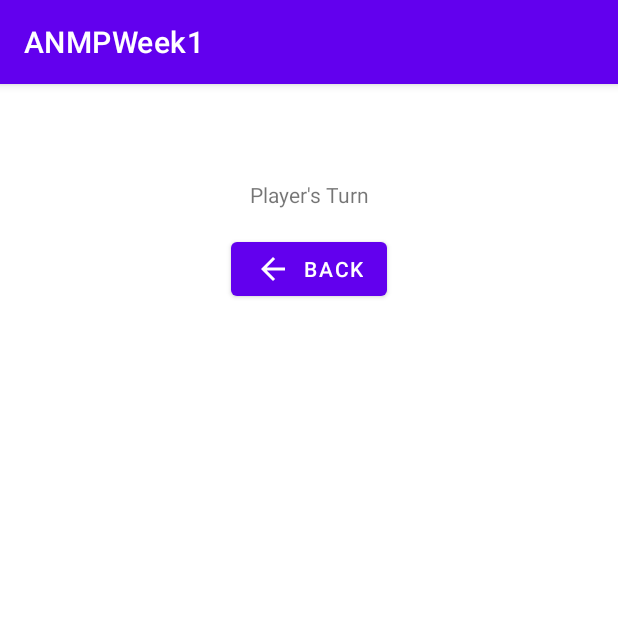
After one commit to baumkuchenn/ANMPWeek1, an Android app: the fragment GameFragment shown on its own in the app's theme, on a phone screen of 412 x 824 dp, the top half of it. The commit adds this screen. Run offline under Robolectric (Android 15) with nearby library versions, the phone set to English and light mode, and no system bars.

Commit message:
Tambah : + Fragment main dan layout + Navigation (on progress)

```diff
--- a/app/build.gradle.kts
+++ b/app/build.gradle.kts
@@ -1,6 +1,7 @@
 plugins {
     id("com.android.application")
     id("org.jetbrains.kotlin.android")
+    id("androidx.navigation.safeargs.kotlin")
 }
 
 android {
@@ -44,6 +45,8 @@ dependencies {
     implementation("androidx.appcompat:appcompat:1.6.1")
     implementation("com.google.android.material:material:1.11.0")
     implementation("androidx.constraintlayout:constraintlayout:2.1.4")
+    implementation("androidx.navigation:navigation-fragment-ktx:2.5.3")
+    implementation("androidx.navigation:navigation-ui-ktx:2.5.3")
     testImplementation("junit:junit:4.13.2")
     androidTestImplementation("androidx.test.ext:junit:1.1.5")
     androidTestImplementation("androidx.test.espresso:espresso-core:3.5.1")
--- /dev/null
+++ b/app/src/main/java/com/misoramen/anmpweek1/GameFragment.kt
@@ -0,0 +1,24 @@
+package com.misoramen.anmpweek1
+
+import android.os.Bundle
+import androidx.fragment.app.Fragment
+import android.view.LayoutInflater
+import android.view.View
+import android.view.ViewGroup
+import com.misoramen.anmpweek1.databinding.FragmentGameBinding
+
+class GameFragment : Fragment() {
+    private lateinit var binding: FragmentGameBinding
+    override fun onCreateView(
+        inflater: LayoutInflater, container: ViewGroup?,
+        savedInstanceState: Bundle?
+    ): View? {
+        // Inflate the layout for this fragment
+        binding = FragmentGameBinding.inflate(inflater, container, false)
+        return binding.root
+    }
+
+    override fun onViewCreated(view: View, savedInstanceState: Bundle?) {
+        super.onViewCreated(view, savedInstanceState)
+    }
+}
--- /dev/null
+++ b/app/src/main/res/drawable/baseline_arrow_back_24.xml
@@ -0,0 +1,5 @@
+<vector android:autoMirrored="true" android:height="24dp"
+    android:tint="#000000" android:viewportHeight="24"
+    android:viewportWidth="24" android:width="24dp" xmlns:android="http://schemas.android.com/apk/res/android">
+    <path android:fillColor="@android:color/white" android:pathData="M20,11H7.83l5.59,-5.59L12,4l-8,8 8,8 1.41,-1.41L7.83,13H20v-2z"/>
+</vector>
--- /dev/null
+++ b/app/src/main/res/layout/fragment_game.xml
@@ -0,0 +1,39 @@
+<?xml version="1.0" encoding="utf-8"?>
+<FrameLayout xmlns:android="http://schemas.android.com/apk/res/android"
+    xmlns:app="http://schemas.android.com/apk/res-auto"
+    xmlns:tools="http://schemas.android.com/tools"
+    android:layout_width="match_parent"
+    android:layout_height="match_parent"
+    tools:context=".GameFragment">
+
+    <androidx.constraintlayout.widget.ConstraintLayout
+        android:layout_width="match_parent"
+        android:layout_height="match_parent">
+
+        <TextView
+            android:id="@+id/textViewTurn"
+            android:layout_width="0dp"
+            android:layout_height="wrap_content"
+            android:layout_marginStart="32dp"
+            android:layout_marginTop="64dp"
+            android:layout_marginEnd="32dp"
+            android:text="Player's Turn"
+            android:textAlignment="center"
+            app:layout_constraintEnd_toEndOf="parent"
+            app:layout_constraintStart_toStartOf="parent"
+            app:layout_constraintTop_toTopOf="parent" />
+
+        <Button
+            android:id="@+id/buttonBack"
+            android:layout_width="wrap_content"
+            android:layout_height="wrap_content"
+            android:layout_marginStart="32dp"
+            android:layout_marginTop="16dp"
+            android:layout_marginEnd="32dp"
+            android:text="Back"
+            app:icon="@drawable/baseline_arrow_back_24"
+            app:layout_constraintEnd_toEndOf="parent"
+            app:layout_constraintStart_toStartOf="parent"
+            app:layout_constraintTop_toBottomOf="@+id/textViewTurn" />
+    </androidx.constraintlayout.widget.ConstraintLayout>
+</FrameLayout>
--- /dev/null
+++ b/app/src/main/res/navigation/game_navigation.xml
@@ -0,0 +1,6 @@
+<?xml version="1.0" encoding="utf-8"?>
+<navigation xmlns:android="http://schemas.android.com/apk/res/android"
+    xmlns:app="http://schemas.android.com/apk/res-auto"
+    android:id="@+id/game_navigation">
+
+</navigation>
--- a/app/src/main/res/values/strings.xml
+++ b/app/src/main/res/values/strings.xml
@@ -1,3 +1,5 @@
 <resources>
     <string name="app_name">ANMPWeek1</string>
+    <!-- TODO: Remove or change this placeholder text -->
+    <string name="hello_blank_fragment">Hello blank fragment</string>
 </resources>
```
Also changed, not shown: app/src/main/java/com/misoramen/anmpweek1/MainFragment.kt (added, +24 -0 lines), app/src/main/res/layout/fragment_main.xml (added, +43 -0 lines), build.gradle.kts (+9 -0 lines).
